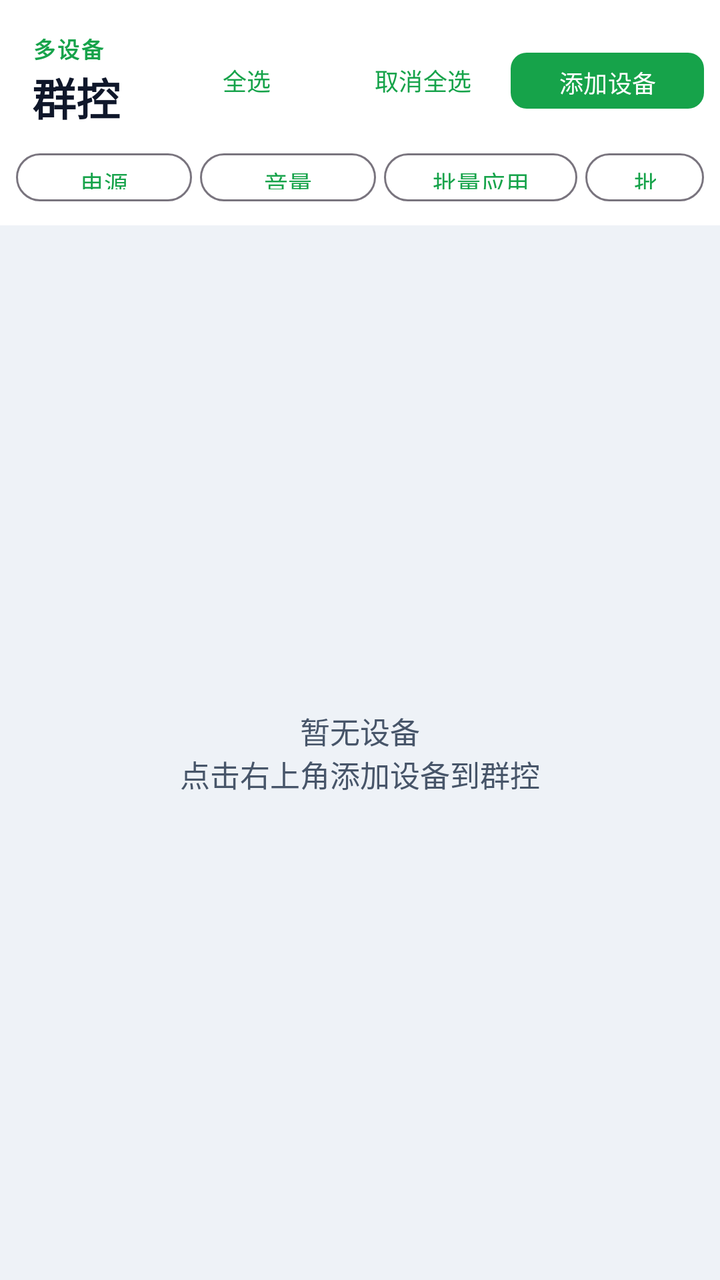
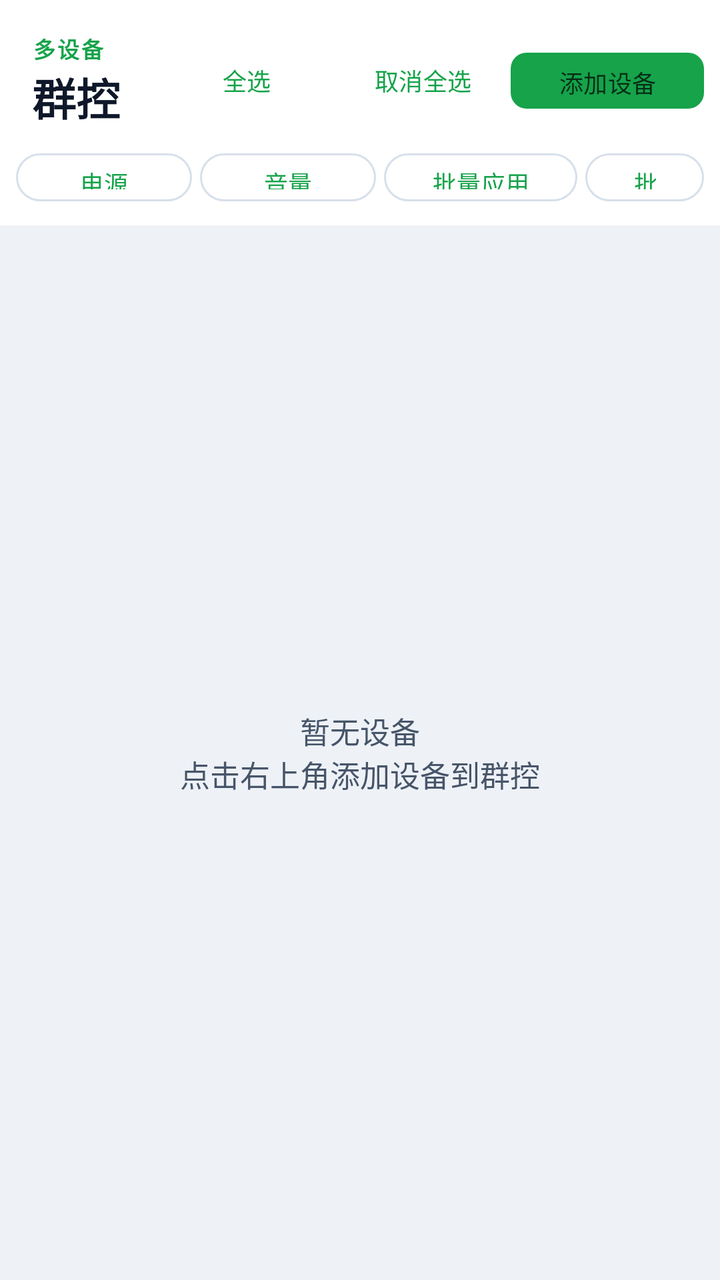

Two renders of the same Android screen: before a commit and after it. Below are the layout's source before the change and the commit's diff.
<!-- AndroidManifest.xml: application theme Theme.CloudPhone -->
<!-- res/layout/fragment_group_control.xml -->
<?xml version="1.0" encoding="utf-8"?>
<LinearLayout xmlns:android="http://schemas.android.com/apk/res/android"
    xmlns:app="http://schemas.android.com/apk/res-auto"
    android:layout_width="match_parent"
    android:layout_height="match_parent"
    android:background="@color/auth_background"
    android:orientation="vertical">

    
    <LinearLayout
        android:layout_width="match_parent"
        android:layout_height="wrap_content"
        android:background="@color/auth_surface"
        android:gravity="center_vertical"
        android:orientation="horizontal"
        android:paddingStart="16dp"
        android:paddingTop="16dp"
        android:paddingEnd="8dp"
        android:paddingBottom="8dp">

        <LinearLayout
            android:layout_width="0dp"
            android:layout_height="wrap_content"
            android:layout_weight="1"
            android:orientation="vertical">

            <TextView
                android:layout_width="wrap_content"
                android:layout_height="wrap_content"
                android:text="@string/group_eyebrow"
                android:textColor="@color/auth_primary"
                android:textSize="11sp"
                android:textStyle="bold"
                android:letterSpacing="0.1" />

            <TextView
                android:layout_width="wrap_content"
                android:layout_height="wrap_content"
                android:text="@string/group_title"
                android:textColor="@color/auth_text_primary"
                android:textSize="22sp"
                android:textStyle="bold" />
        </LinearLayout>

        <com.google.android.material.button.MaterialButton
            android:id="@+id/buttonGroupSelectAll"
            style="@style/Widget.Material3.Button.TextButton"
            android:layout_width="wrap_content"
            android:layout_height="wrap_content"
            android:text="@string/group_select_all"
            android:textSize="12sp" />

        <com.google.android.material.button.MaterialButton
            android:id="@+id/buttonGroupDeselectAll"
            style="@style/Widget.Material3.Button.TextButton"
            android:layout_width="wrap_content"
            android:layout_height="wrap_content"
            android:text="@string/group_deselect_all"
            android:textSize="12sp" />

        <com.google.android.material.button.MaterialButton
            android:id="@+id/buttonAddGroupDevice"
            style="@style/Widget.Material3.Button"
            android:layout_width="wrap_content"
            android:layout_height="36dp"
            android:text="@string/group_add_device"
            android:textSize="12sp"
            app:cornerRadius="8dp"
            app:iconGravity="textStart"
            app:iconPadding="4dp" />
    </LinearLayout>

    
    <LinearLayout
        android:layout_width="match_parent"
        android:layout_height="wrap_content"
        android:background="@color/auth_surface"
        android:gravity="center_vertical"
        android:orientation="horizontal"
        android:paddingStart="8dp"
        android:paddingEnd="8dp"
        android:paddingBottom="8dp">

        <com.google.android.material.button.MaterialButton
            android:id="@+id/buttonGroupPower"
            style="@style/Widget.Material3.Button.OutlinedButton"
            android:layout_width="wrap_content"
            android:layout_height="32dp"
            android:layout_marginEnd="4dp"
            android:text="@string/group_action_power"
            android:textSize="12sp"
            app:iconGravity="textStart"
            app:iconPadding="4dp" />

        <com.google.android.material.button.MaterialButton
            android:id="@+id/buttonGroupVolume"
            style="@style/Widget.Material3.Button.OutlinedButton"
            android:layout_width="wrap_content"
            android:layout_height="32dp"
            android:layout_marginEnd="4dp"
            android:text="@string/group_action_volume"
            android:textSize="12sp"
            app:iconGravity="textStart"
            app:iconPadding="4dp" />

        <com.google.android.material.button.MaterialButton
            android:id="@+id/buttonGroupApps"
            style="@style/Widget.Material3.Button.OutlinedButton"
            android:layout_width="wrap_content"
            android:layout_height="32dp"
            android:layout_marginEnd="4dp"
            android:text="@string/group_action_apps"
            android:textSize="12sp"
            app:iconGravity="textStart"
            app:iconPadding="4dp" />

        <com.google.android.material.button.MaterialButton
            android:id="@+id/buttonBatchMode"
            style="@style/Widget.Material3.Button.OutlinedButton"
            android:layout_width="wrap_content"
            android:layout_height="32dp"
            android:text="@string/group_action_batch_mode"
            android:textSize="12sp"
            app:iconGravity="textStart"
            app:iconPadding="4dp" />
    </LinearLayout>

    
    <FrameLayout
        android:layout_width="match_parent"
        android:layout_height="0dp"
        android:layout_weight="1">

        <androidx.recyclerview.widget.RecyclerView
            android:id="@+id/recyclerGroup"
            android:layout_width="match_parent"
            android:layout_height="match_parent"
            android:clipToPadding="false"
            android:padding="8dp" />

        <TextView
            android:id="@+id/textGroupEmpty"
            android:layout_width="wrap_content"
            android:layout_height="wrap_content"
            android:layout_gravity="center"
            android:gravity="center"
            android:text="@string/group_empty"
            android:textColor="@color/auth_text_secondary"
            android:textSize="15sp"
            android:visibility="visible" />
    </FrameLayout>

</LinearLayout>
<!-- resources referenced by this layout -->
<resources>
  <color name="auth_background">#EEF2F7</color>
  <color name="auth_primary">#16A34A</color>
  <color name="auth_surface">#FFFFFF</color>
  <color name="auth_text_primary">#0F172A</color>
  <color name="auth_text_secondary">#475569</color>
  <string name="group_action_apps">批量应用</string>
  <string name="group_action_batch_mode">批量控制</string>
  <string name="group_action_power">电源</string>
  <string name="group_action_volume">音量</string>
  <string name="group_add_device">添加设备</string>
  <string name="group_deselect_all">取消全选</string>
  <string name="group_empty">暂无设备\n点击右上角添加设备到群控</string>
  <string name="group_eyebrow">多设备</string>
  <string name="group_select_all">全选</string>
  <string name="group_title">群控</string>
  <style name="Theme.CloudPhone" parent="Base.Theme.CloudPhone" />
  <style name="Base.Theme.CloudPhone" parent="Theme.Material3.DayNight.NoActionBar">
          <item name="colorPrimary">@color/auth_primary</item>
          <item name="android:statusBarColor">@color/auth_background</item>
          <item name="android:navigationBarColor">@color/auth_background</item>
          <item name="android:windowLightStatusBar">true</item>
          <item name="android:windowLightNavigationBar">true</item>
      </style>
</resources>

<!-- the commit's change to res/layout/fragment_group_control.xml (unified diff, before → after) -->
@@ -3,14 +3,14 @@
     xmlns:app="http://schemas.android.com/apk/res-auto"
     android:layout_width="match_parent"
     android:layout_height="match_parent"
-    android:background="@color/auth_background"
+    android:background="?android:attr/colorBackground"
     android:orientation="vertical">
 
     
     <LinearLayout
         android:layout_width="match_parent"
         android:layout_height="wrap_content"
-        android:background="@color/auth_surface"
+        android:background="?attr/colorSurface"
         android:gravity="center_vertical"
         android:orientation="horizontal"
         android:paddingStart="16dp"
@@ -74,7 +74,7 @@
     <LinearLayout
         android:layout_width="match_parent"
         android:layout_height="wrap_content"
-        android:background="@color/auth_surface"
+        android:background="?attr/colorSurface"
         android:gravity="center_vertical"
         android:orientation="horizontal"
         android:paddingStart="8dp"
<!-- resource entries referenced after the edit -->
@@ -3,6 +3,10 @@
   <color name="auth_background">#EEF2F7</color>
   <color name="auth_primary">#16A34A</color>
   <color name="auth_surface">#FFFFFF</color>
+  <color name="auth_line">#D7E0EA</color>
+  <color name="auth_border">#D7E0EA</color>
+  <color name="m3_surface_container">#FFFFFF</color>
+  <color name="m3_surface_container_high">#F8FAFC</color>
   <color name="auth_text_primary">#0F172A</color>
   <color name="auth_text_secondary">#475569</color>
   <string name="group_action_apps">批量应用</string>
@@ -18,10 +22,28 @@
   <style name="Theme.CloudPhone" parent="Base.Theme.CloudPhone" />
   <style name="Base.Theme.CloudPhone" parent="Theme.Material3.DayNight.NoActionBar">
           <item name="colorPrimary">@color/auth_primary</item>
+          <item name="colorOnPrimary">@color/auth_primary_text</item>
+          <item name="colorPrimaryContainer">@color/auth_accent_soft</item>
+          <item name="colorOnPrimaryContainer">@color/auth_primary_dark</item>
+          <item name="colorSecondary">@color/auth_primary</item>
+          <item name="colorOnSecondary">@color/auth_primary_text</item>
+          <item name="colorSurface">@color/auth_surface</item>
+          <item name="colorOnSurface">@color/auth_text_primary</item>
+          <item name="colorOnSurfaceVariant">@color/auth_text_secondary</item>
+          <item name="colorOutline">@color/auth_line</item>
+          <item name="colorOutlineVariant">@color/auth_border</item>
+          <item name="colorSurfaceContainer">@color/m3_surface_container</item>
+          <item name="colorSurfaceContainerHigh">@color/m3_surface_container_high</item>
+          <item name="android:colorBackground">@color/auth_background</item>
           <item name="android:statusBarColor">@color/auth_background</item>
-          <item name="android:navigationBarColor">@color/auth_background</item>
+          <item name="android:navigationBarColor">@color/m3_surface_container</item>
           <item name="android:windowLightStatusBar">true</item>
           <item name="android:windowLightNavigationBar">true</item>
+          <item name="materialButtonStyle">@style/Widget.Material3.Button</item>
+          <item name="textInputStyle">@style/Widget.Material3.TextInputLayout.OutlinedBox</item>
       </style>
+  <color name="auth_primary_text">#052E16</color>
+  <color name="auth_accent_soft">#E8F7EE</color>
+  <color name="auth_primary_dark">#15803D</color>
 </resources>
 
